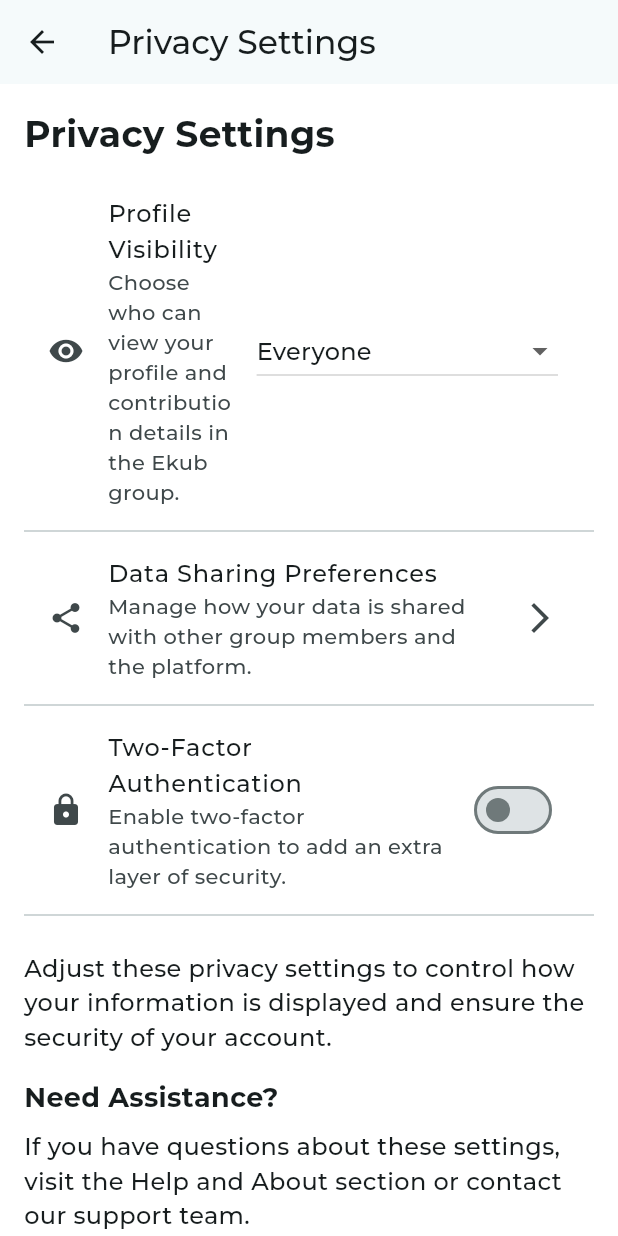
After one commit to Nahom-ketsela/Digital_Ekub, a Flutter app: the PrivacySettingsPage screen opened directly, on a phone screen of 412 x 824 dp. The commit adds this screen. Run offline on Flutter 3.47's test engine with Material 3 defaults, Android fonts, the phone set to English and light mode, and no system bars; our stand-ins replace carousel_slider, cloud_firestore, firebase_auth, firebase_core, flutter_fortune_wheel, flutter_screenutil and 4 more; accounts and stored records are empty; project files that could hold a hidden picture were left out.

Commit message:
some ui fixes

```diff
--- /dev/null
+++ b/lib/views/pages/privacy_setting.dart
@@ -0,0 +1,98 @@
+import 'package:flutter/material.dart';
+
+class PrivacySettingsPage extends StatelessWidget {
+  static String route = 'privacysettings-page';
+
+  @override
+  Widget build(BuildContext context) {
+    return Scaffold(
+      appBar: AppBar(
+        title: Text('Privacy Settings'),
+      ),
+      body: SingleChildScrollView(
+        padding: const EdgeInsets.all(16.0),
+        child: Column(
+          crossAxisAlignment: CrossAxisAlignment.start,
+          children: [
+            Text(
+              'Privacy Settings',
+              style: TextStyle(fontSize: 24, fontWeight: FontWeight.bold),
+            ),
+            SizedBox(height: 16),
+
+            // Profile Visibility
+            ListTile(
+              leading: Icon(Icons.visibility),
+              title: Text('Profile Visibility'),
+              subtitle: Text(
+                'Choose who can view your profile and contribution details in the Ekub group.',
+              ),
+              trailing: DropdownButton<String>(
+                value: 'Everyone',
+                items: <String>['Everyone', 'Group Members Only', 'Private']
+                    .map((String value) {
+                  return DropdownMenuItem<String>(
+                    value: value,
+                    child: Text(value),
+                  );
+                }).toList(),
+                onChanged: (value) {
+                  // Add logic to update profile visibility
+                },
+              ),
+            ),
+            Divider(),
+
+            // Data Sharing Preferences
+            ListTile(
+              leading: Icon(Icons.share),
+              title: Text('Data Sharing Preferences'),
+              subtitle: Text(
+                'Manage how your data is shared with other group members and the platform.',
+              ),
+              trailing: Icon(Icons.arrow_forward_ios),
+              onTap: () {
+                // Add navigation to detailed data sharing settings
+              },
+            ),
+            Divider(),
+
+            // Two-Factor Authentication
+            ListTile(
+              leading: Icon(Icons.lock),
+              title: Text('Two-Factor Authentication'),
+              subtitle: Text(
+                'Enable two-factor authentication to add an extra layer of security.',
+              ),
+              trailing: Switch(
+                value: false,
+                onChanged: (value) {
+                  // Add logic to toggle two-factor authentication
+                },
+              ),
+            ),
+            Divider(),
+
+            SizedBox(height: 16),
+
+            Text(
+              'Adjust these privacy settings to control how your information is displayed and ensure the security of your account.',
+              style: TextStyle(fontSize: 16),
+            ),
+            SizedBox(height: 16),
+
+            Text(
+              'Need Assistance?',
+              style: TextStyle(fontSize: 18, fontWeight: FontWeight.bold),
+            ),
+            SizedBox(height: 8),
+            Text(
+              'If you have questions about these settings, visit the Help and About section or contact our support team.',
+              style: TextStyle(fontSize: 16),
+            ),
+          ],
+        ),
+      ),
+    );
+  }
+}
```
Also changed, not shown: lib/views/pages/profile_page.dart (+80 -23 lines).
